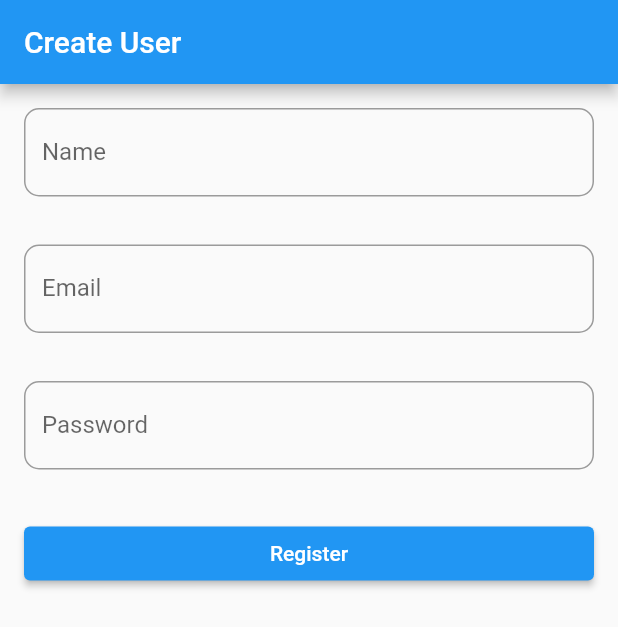
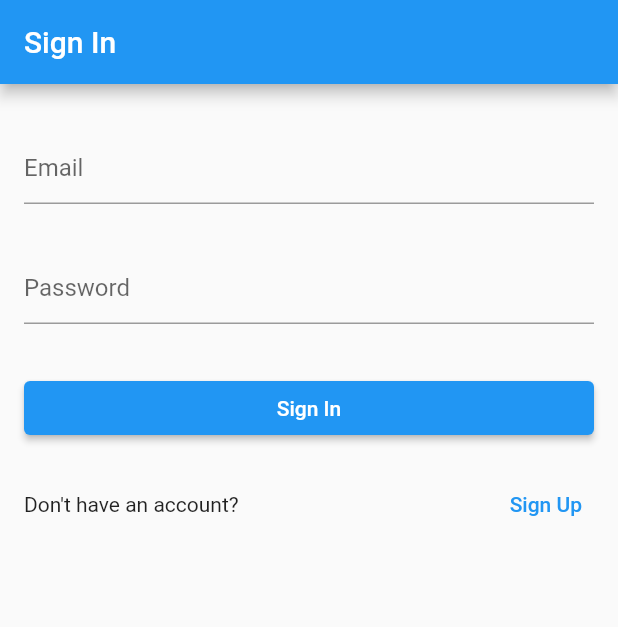
Before and after one commit to siddharth4u/firebase_demo, a Flutter app: the screen it shows after launch, on a phone screen of 412 x 824 dp. Shown: the top 627 px of the screen. Run offline on Flutter 3.47's test engine with Material 2 defaults, Android fonts, the phone set to English and light mode, and no system bars; our stand-ins replace cloud_firestore, file_picker, firebase_auth, firebase_core, firebase_storage, image_picker; accounts and stored records are empty.

Commit message:
email Authetication

```diff
--- /dev/null
+++ b/lib/emailAuth/sign_in.dart
@@ -0,0 +1,129 @@
+import 'package:fb_demo/emailAuth/sign_up.dart';
+import 'package:firebase_auth/firebase_auth.dart';
+import 'package:flutter/material.dart';
+
+import 'dashbaord.dart';
+
+class SignIn extends StatefulWidget {
+  @override
+  _SignInState createState() => _SignInState();
+}
+
+class _SignInState extends State<SignIn> {
+  //
+  FirebaseAuth firebaseAuth = FirebaseAuth.instance;
+
+  TextEditingController emailController = TextEditingController();
+  TextEditingController passwordController = TextEditingController();
+  User? user;
+  String errorMessage = '';
+
+  //
+
+  @override
+  Widget build(BuildContext context) {
+    return Scaffold(
+      appBar: AppBar(
+        title: Text('Sign In'),
+      ),
+
+      //
+      body: ListView(
+        padding: EdgeInsets.all(16),
+        children: [
+          errorMessage == ''
+              ? Container()
+              : Container(
+                alignment: Alignment.center,
+                  padding: EdgeInsets.all(16),
+                  height: 100,
+                  color: Colors.red.withOpacity(0.1),
+                  child: Text(
+                    '$errorMessage',
+                    style: TextStyle(color: Colors.red),
+                  ),
+                ),
+          //
+          SizedBox(height: 16),
+          //
+          TextField(
+            controller: emailController,
+            decoration: InputDecoration(hintText: 'Email'),
+          ),
+
+          SizedBox(height: 32),
+
+          //
+          TextField(
+            controller: passwordController,
+            obscureText: true,
+            decoration: InputDecoration(hintText: 'Password'),
+          ),
+
+          SizedBox(height: 32),
+
+          //
+          ElevatedButton(
+            child: Text('Sign In'),
+            onPressed: () {
+              signInUser(context);
+            },
+          ),
+
+          SizedBox(height: 16),
+
+          Row(
+            mainAxisAlignment: MainAxisAlignment.spaceBetween,
+            children: [
+              //
+              Text('Don\'t have an account?'),
+
+              //
+              TextButton(
+                child: Text('Sign Up'),
+                onPressed: () {
+                  Navigator.pushReplacement(
+                    context,
+                    MaterialPageRoute(
+                      builder: (BuildContext context) => SignUp(),
+                    ),
+                  );
+                },
+              ),
+            ],
+          )
+        ],
+      ),
+    );
+  }
+
+  Future<void> signInUser(BuildContext context) async {
+    try {
+      UserCredential userCredential =
+          await firebaseAuth.signInWithEmailAndPassword(
+        email: emailController.text,
+        password: passwordController.text,
+      );
+
+      //
+      user = userCredential.user;
+
+      if (user != null) {
+        Navigator.pushReplacement(
+          context,
+          MaterialPageRoute(
+            builder: (BuildContext context) => Dashbaord(),
+          ),
+        );
+      } else {
+        setState(() {
+          errorMessage = 'Unable to Sign In. Please try again';
+        });
+      }
+    } on FirebaseAuthException catch (error) {
+      setState(() {
+        errorMessage = error.message!;
+      });
+    }
+  }
+}
--- a/lib/main.dart
+++ b/lib/main.dart
@@ -1,8 +1,12 @@
+import 'package:fb_demo/emailAuth/sign_in.dart';
+import 'package:fb_demo/login.dart';
+import 'package:firebase_auth/firebase_auth.dart';
 import 'package:flutter/material.dart';
 import 'package:firebase_core/firebase_core.dart';
 import 'package:cloud_firestore/cloud_firestore.dart';
 
 import 'create_user.dart';
+import 'emailAuth/dashbaord.dart';
 import 'get_profile.dart';
 import 'image_upload.dart';
 import 'read_data.dart';
@@ -18,11 +22,25 @@ void main() async {
 }
 
 class MyApp extends StatelessWidget {
+  //
+  FirebaseAuth firebaseAuth = FirebaseAuth.instance;
+
+  //
   @override
   Widget build(BuildContext context) {
     return MaterialApp(
       debugShowCheckedModeBanner: false,
-      home: CreateUser(),
+      home: isUserLogedIn() ? Dashbaord() : SignIn(),
     );
   }
+
+  bool isUserLogedIn() {
+    User? user = firebaseAuth.currentUser;
+
+    if (user != null) {
+      return true;
+    } else {
+      return false;
+    }
+  }
 }
```
Also changed, not shown: lib/emailAuth/dashbaord.dart (added, +93 -0 lines), lib/emailAuth/sign_up.dart (added, +167 -0 lines), lib/login.dart (added, +117 -0 lines).
